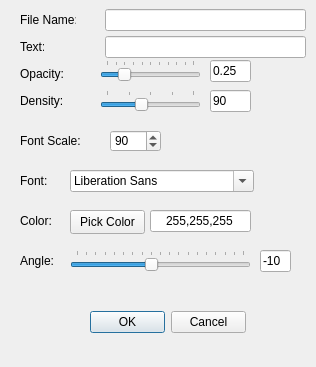
The window that options.ui (hikaruAi/Watermarker) describes before a commit, drawn with Qt 5.
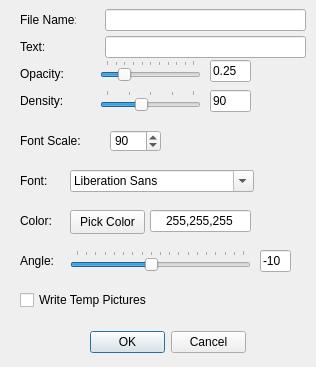
The same window after the commit. Icons and pictures are not drawn.

Commit message: Added option to no save temp files and a dialog

What changed in the file:
```diff
--- a/options.ui
+++ b/options.ui
@@ -46,7 +46,7 @@
     <property name="geometry">
      <rect>
       <x>90</x>
-      <y>310</y>
+      <y>330</y>
       <width>156</width>
       <height>24</height>
      </rect>
@@ -446,6 +446,22 @@
      <enum>QLineEdit::EchoMode::Normal</enum>
     </property>
    </widget>
+   <widget class="QCheckBox" name="write_temp">
+    <property name="enabled">
+     <bool>true</bool>
+    </property>
+    <property name="geometry">
+     <rect>
+      <x>20</x>
+      <y>290</y>
+      <width>131</width>
+      <height>20</height>
+     </rect>
+    </property>
+    <property name="text">
+     <string>Write Temp Pictures</string>
+    </property>
+   </widget>
   </widget>
  </widget>
  <resources/>
```
The commit also changes 1 other file.
